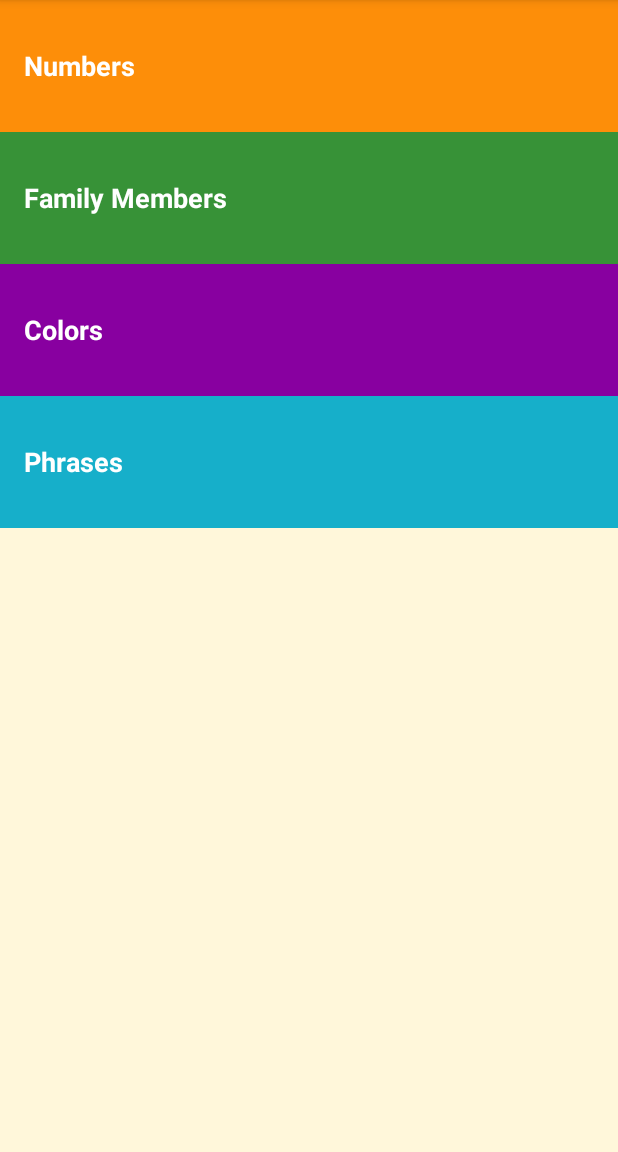
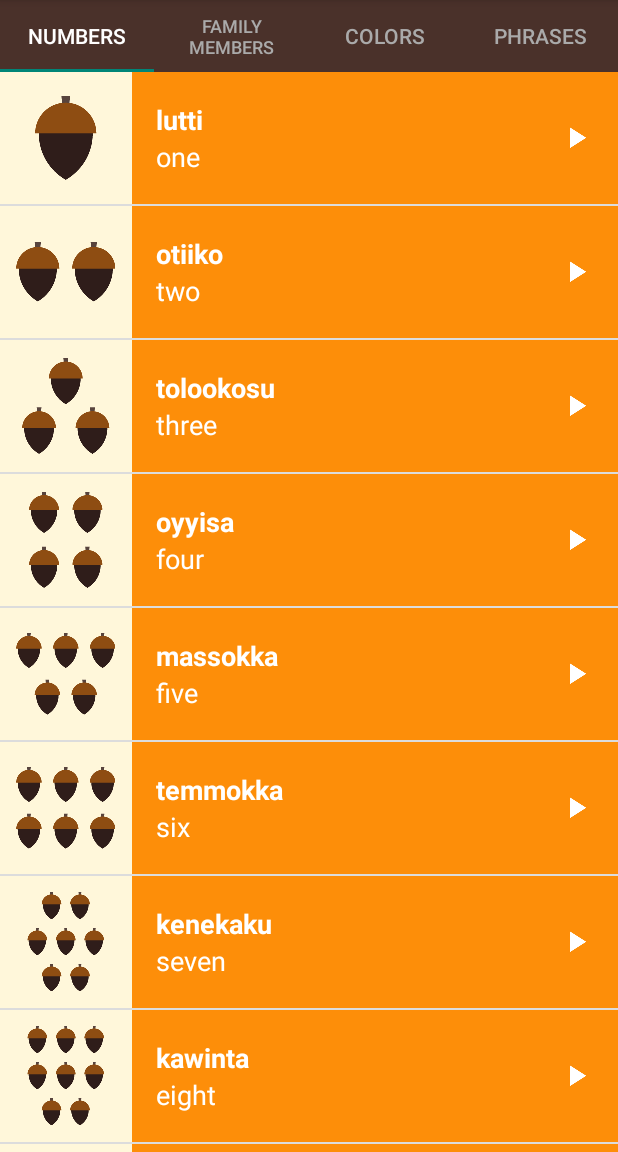
Before and after one commit to christos-christidis/udacity.basics.Miwok, an Android app: the screen it shows after launch (MainActivity), on a phone screen of 412 x 824 dp, the part 84-1236 px from its top. Run offline under Robolectric (Android 15) with nearby library versions, the phone set to English and light mode, and no system bars.

Commit message:
Fragments & ViewPager

```diff
--- a/app/src/main/java/com/udacity/miwok/PhrasesActivity.java
+++ b/app/src/main/java/com/udacity/miwok/FamilyFragment.java
@@ -1,16 +1,20 @@
 package com.udacity.miwok;
 
+import android.content.Context;
 import android.media.AudioManager;
 import android.media.MediaPlayer;
-import android.support.v7.app.AppCompatActivity;
 import android.os.Bundle;
+import android.support.annotation.NonNull;
+import android.support.v4.app.Fragment;
+import android.view.LayoutInflater;
 import android.view.View;
+import android.view.ViewGroup;
 import android.widget.AdapterView;
 import android.widget.ListView;
 
 import java.util.ArrayList;
 
-public class PhrasesActivity extends AppCompatActivity {
+public class FamilyFragment extends Fragment {
 
     private MediaPlayer mMediaPlayer;
     private AudioManager mAudioManager;
@@ -41,28 +45,34 @@ public class PhrasesActivity extends AppCompatActivity {
         }
     };
 
+    public FamilyFragment() {
+        // Required empty public constructor
+    }
+
     @Override
-    protected void onCreate(Bundle savedInstanceState) {
-        super.onCreate(savedInstanceState);
-        setContentView(R.layout.word_list);
+    public View onCreateView(@NonNull LayoutInflater inflater, ViewGroup container,
+                             Bundle savedInstanceState) {
+        View rootView = inflater.inflate(R.layout.word_list, container, false);
 
-        mAudioManager = (AudioManager) getSystemService(AUDIO_SERVICE);
+        assert getActivity() != null;
+
+        mAudioManager = (AudioManager) getActivity().getSystemService(Context.AUDIO_SERVICE);
 
         final ArrayList<Word> words = new ArrayList<>();
-        words.add(new Word("Where are you going?", "minto wuksus", R.raw.phrase_where_are_you_going));
-        words.add(new Word("What is your name?", "tinne oyaase'ne", R.raw.phrase_what_is_your_name));
-        words.add(new Word("My name is...", "oyaaset...", R.raw.phrase_my_name_is));
-        words.add(new Word("How are you feeling?", "michekses?", R.raw.phrase_how_are_you_feeling));
-        words.add(new Word("I'm feeling good.", "kuchi achit", R.raw.phrase_im_feeling_good));
-        words.add(new Word("Are you coming?", "eenes'aa", R.raw.phrase_are_you_coming));
-        words.add(new Word("Yes, I'm coming.", "hee'eenem", R.raw.phrase_yes_im_coming));
-        words.add(new Word("I'm coming.", "eenem", R.raw.phrase_im_coming));
-        words.add(new Word("Let's go.", "yoowutis", R.raw.phrase_lets_go));
-        words.add(new Word("Come here.", "anni'nem", R.raw.phrase_come_here));
+        words.add(new Word("father", "әpә", R.drawable.family_father, R.raw.family_father));
+        words.add(new Word("mother", "әta", R.drawable.family_mother, R.raw.family_mother));
+        words.add(new Word("son", "angsi", R.drawable.family_son, R.raw.family_son));
+        words.add(new Word("daughter", "tune", R.drawable.family_daughter, R.raw.family_daughter));
+        words.add(new Word("older brother", "taachi", R.drawable.family_older_brother, R.raw.family_older_brother));
+        words.add(new Word("younger brother", "chalitti", R.drawable.family_younger_brother, R.raw.family_younger_brother));
+        words.add(new Word("older sister", "tete", R.drawable.family_older_sister, R.raw.family_older_sister));
+        words.add(new Word("younger sister", "kolliti", R.drawable.family_younger_sister, R.raw.family_younger_sister));
+        words.add(new Word("grandmother", "ama", R.drawable.family_grandmother, R.raw.family_grandmother));
+        words.add(new Word("grandfather", "paapa", R.drawable.family_grandfather, R.raw.family_grandfather));
 
-        WordAdapter adapter = new WordAdapter(this, words, R.color.category_phrases);
+        WordAdapter adapter = new WordAdapter(getActivity(), words, R.color.category_family);
 
-        ListView listView = findViewById(R.id.list);
+        ListView listView = rootView.findViewById(R.id.list);
         listView.setAdapter(adapter);
 
         listView.setOnItemClickListener(new AdapterView.OnItemClickListener() {
@@ -74,16 +84,18 @@ public class PhrasesActivity extends AppCompatActivity {
 
                 int result = mAudioManager.requestAudioFocus(mAudioFocusChangeListener, AudioManager.STREAM_MUSIC, AudioManager.AUDIOFOCUS_GAIN_TRANSIENT);
                 if (result == AudioManager.AUDIOFOCUS_REQUEST_GRANTED) {
-                    mMediaPlayer = MediaPlayer.create(PhrasesActivity.this, word.getAudioResourceId());
+                    mMediaPlayer = MediaPlayer.create(getActivity(), word.getAudioResourceId());
                     mMediaPlayer.start();
                     mMediaPlayer.setOnCompletionListener(mCompletionListener);
                 }
             }
         });
+
+        return rootView;
     }
 
     @Override
-    protected void onStop() {
+    public void onStop() {
         super.onStop();
         releaseMediaPlayer();
     }
--- a/app/src/main/java/com/udacity/miwok/MainActivity.java
+++ b/app/src/main/java/com/udacity/miwok/MainActivity.java
@@ -1,11 +1,9 @@
 package com.udacity.miwok;
 
-import android.content.Intent;
 import android.os.Bundle;
+import android.support.design.widget.TabLayout;
+import android.support.v4.view.ViewPager;
 import android.support.v7.app.AppCompatActivity;
-import android.view.View;
-import android.view.View.OnClickListener;
-import android.widget.TextView;
 
 public class MainActivity extends AppCompatActivity {
 
@@ -14,40 +12,13 @@ public class MainActivity extends AppCompatActivity {
         super.onCreate(savedInstanceState);
         setContentView(R.layout.activity_main);
 
-        TextView numbers = findViewById(R.id.numbers);
-        numbers.setOnClickListener(new OnClickListener() {
-            @Override
-            public void onClick(View view) {
-                Intent numbersIntent = new Intent(MainActivity.this, NumbersActivity.class);
-                startActivity(numbersIntent);
-            }
-        });
+        SimpleFragmentPagerAdapter pagerAdapter =
+                new SimpleFragmentPagerAdapter(getSupportFragmentManager(), this);
 
-        TextView family = findViewById(R.id.family);
-        family.setOnClickListener(new OnClickListener() {
-            @Override
-            public void onClick(View view) {
-                Intent familyIntent = new Intent(MainActivity.this, FamilyActivity.class);
-                startActivity(familyIntent);
-            }
-        });
+        ViewPager viewPager = findViewById(R.id.view_pager);
+        viewPager.setAdapter(pagerAdapter);
 
-        TextView colors = findViewById(R.id.colors);
-        colors.setOnClickListener(new OnClickListener() {
-            @Override
-            public void onClick(View view) {
-                Intent colorsIntent = new Intent(MainActivity.this, ColorsActivity.class);
-                startActivity(colorsIntent);
-            }
-        });
-
-        TextView phrases = findViewById(R.id.phrases);
-        phrases.setOnClickListener(new OnClickListener() {
-            @Override
-            public void onClick(View view) {
-                Intent phrasesIntent = new Intent(MainActivity.this, PhrasesActivity.class);
-                startActivity(phrasesIntent);
-            }
-        });
+        TabLayout tabs = findViewById(R.id.tabs);
+        tabs.setupWithViewPager(viewPager);
     }
 }
--- a/app/src/main/java/com/udacity/miwok/FamilyActivity.java
+++ b/app/src/main/java/com/udacity/miwok/NumbersFragment.java
@@ -1,16 +1,20 @@
 package com.udacity.miwok;
 
+import android.content.Context;
 import android.media.AudioManager;
 import android.media.MediaPlayer;
-import android.support.v7.app.AppCompatActivity;
 import android.os.Bundle;
+import android.support.annotation.NonNull;
+import android.support.v4.app.Fragment;
+import android.view.LayoutInflater;
 import android.view.View;
+import android.view.ViewGroup;
 import android.widget.AdapterView;
 import android.widget.ListView;
 
 import java.util.ArrayList;
 
-public class FamilyActivity extends AppCompatActivity {
+public class NumbersFragment extends Fragment {
 
     private MediaPlayer mMediaPlayer;
     private AudioManager mAudioManager;
@@ -41,28 +45,34 @@ public class FamilyActivity extends AppCompatActivity {
         }
     };
 
+    public NumbersFragment() {
+        // Required empty public constructor
+    }
+
     @Override
-    protected void onCreate(Bundle savedInstanceState) {
-        super.onCreate(savedInstanceState);
-        setContentView(R.layout.word_list);
+    public View onCreateView(@NonNull LayoutInflater inflater, ViewGroup container,
+                             Bundle savedInstanceState) {
+        View rootView = inflater.inflate(R.layout.word_list, container, false);
 
-        mAudioManager = (AudioManager) getSystemService(AUDIO_SERVICE);
+        assert getActivity() != null;
 
-        final ArrayList<Word> words = new ArrayList<>();
-        words.add(new Word("father", "әpә", R.drawable.family_father, R.raw.family_father));
-        words.add(new Word("mother", "әta", R.drawable.family_mother, R.raw.family_mother));
-        words.add(new Word("son", "angsi", R.drawable.family_son, R.raw.family_son));
-        words.add(new Word("daughter", "tune", R.drawable.family_daughter, R.raw.family_daughter));
-        words.add(new Word("older brother", "taachi", R.drawable.family_older_brother, R.raw.family_older_brother));
-        words.add(new Word("younger brother", "chalitti", R.drawable.family_younger_brother, R.raw.family_younger_brother));
-        words.add(new Word("older sister", "tete", R.drawable.family_older_sister, R.raw.family_older_sister));
-        words.add(new Word("younger sister", "kolliti", R.drawable.family_younger_sister, R.raw.family_younger_sister));
-        words.add(new Word("grandmother", "ama", R.drawable.family_grandmother, R.raw.family_grandmother));
-        words.add(new Word("grandfather", "paapa", R.drawable.family_grandfather, R.raw.family_grandfather));
+        mAudioManager = (AudioManager) getActivity().getSystemService(Context.AUDIO_SERVICE);
 
-        WordAdapter adapter = new WordAdapter(this, words, R.color.category_family);
+        final ArrayList<Word> words = new ArrayList<>(10);
+        words.add(new Word("one", "lutti", R.drawable.number_one, R.raw.number_one));
+        words.add(new Word("two", "otiiko", R.drawable.number_two, R.raw.number_two));
+        words.add(new Word("three", "tolookosu", R.drawable.number_three, R.raw.number_three));
+        words.add(new Word("four", "oyyisa", R.drawable.number_four, R.raw.number_four));
+        words.add(new Word("five", "massokka", R.drawable.number_five, R.raw.number_five));
+        words.add(new Word("six", "temmokka", R.drawable.number_six, R.raw.number_six));
+        words.add(new Word("seven", "kenekaku", R.drawable.number_seven, R.raw.number_seven));
+        words.add(new Word("eight", "kawinta", R.drawable.number_eight, R.raw.number_eight));
+        words.add(new Word("nine", "wo'e", R.drawable.number_nine, R.raw.number_nine));
+        words.add(new Word("ten", "na'aacha", R.drawable.number_ten, R.raw.number_ten));
 
-        ListView listView = findViewById(R.id.list);
+        final WordAdapter adapter = new WordAdapter(getActivity(), words, R.color.category_numbers);
+
+        ListView listView = rootView.findViewById(R.id.list);
         listView.setAdapter(adapter);
 
         listView.setOnItemClickListener(new AdapterView.OnItemClickListener() {
@@ -74,16 +84,18 @@ public class FamilyActivity extends AppCompatActivity {
 
                 int result = mAudioManager.requestAudioFocus(mAudioFocusChangeListener, AudioManager.STREAM_MUSIC, AudioManager.AUDIOFOCUS_GAIN_TRANSIENT);
                 if (result == AudioManager.AUDIOFOCUS_REQUEST_GRANTED) {
-                    mMediaPlayer = MediaPlayer.create(FamilyActivity.this, word.getAudioResourceId());
+                    mMediaPlayer = MediaPlayer.create(getActivity(), word.getAudioResourceId());
                     mMediaPlayer.start();
                     mMediaPlayer.setOnCompletionListener(mCompletionListener);
                 }
             }
         });
+
+        return rootView;
     }
 
     @Override
-    protected void onStop() {
+    public void onStop() {
         super.onStop();
         releaseMediaPlayer();
     }
--- /dev/null
+++ b/app/src/main/java/com/udacity/miwok/SimpleFragmentPagerAdapter.java
@@ -0,0 +1,55 @@
+package com.udacity.miwok;
+
+import android.content.Context;
+import android.support.annotation.Nullable;
+import android.support.v4.app.Fragment;
+import android.support.v4.app.FragmentManager;
+import android.support.v4.app.FragmentPagerAdapter;
+
+class SimpleFragmentPagerAdapter extends FragmentPagerAdapter {
+
+    private final Context mContext;
+
+    SimpleFragmentPagerAdapter(FragmentManager fm, Context context) {
+        super(fm);
+        mContext = context;
+    }
+
+    @Override
+    public Fragment getItem(int position) {
+        switch (position) {
+            case 0:
+                return new NumbersFragment();
+            case 1:
+                return new FamilyFragment();
+            case 2:
+                return new ColorsFragment();
+            case 3:
+                return new PhrasesFragment();
+            default:
+                throw new IllegalArgumentException("ViewPager has only 4 fragments");
+        }
+    }
+
+    @Override
+    public int getCount() {
+        return 4;
+    }
+
+    @Nullable
+    @Override
+    public CharSequence getPageTitle(int position) {
+        switch (position) {
+            case 0:
+                return mContext.getString(R.string.category_numbers);
+            case 1:
+                return mContext.getString(R.string.category_family);
+            case 2:
+                return mContext.getString(R.string.category_colors);
+            case 3:
+                return mContext.getString(R.string.category_phrases);
+            default:
+                throw new IllegalArgumentException("TabLayout has only 4 tabs");
+        }
+    }
+}
--- a/app/src/main/res/layout/activity_main.xml
+++ b/app/src/main/res/layout/activity_main.xml
@@ -1,57 +1,21 @@
 <?xml version="1.0" encoding="utf-8"?>
 <LinearLayout xmlns:android="http://schemas.android.com/apk/res/android"
-    xmlns:tools="http://schemas.android.com/tools"
+    xmlns:app="http://schemas.android.com/apk/res-auto"
     android:layout_width="match_parent"
     android:layout_height="match_parent"
-    android:background="@color/tan_background"
-    android:orientation="vertical"
-    tools:context=".MainActivity">
+    android:orientation="vertical">
 
-    <FrameLayout
+    <android.support.design.widget.TabLayout
+        android:id="@+id/tabs"
         android:layout_width="match_parent"
         android:layout_height="wrap_content"
-        android:background="@color/category_numbers">
+        android:background="@color/primary_color"
+        app:tabSelectedTextColor="@android:color/white"
+        app:tabTextColor="@android:color/darker_gray" />
 
-        <TextView
-            android:id="@+id/numbers"
-            style="@style/CategoryStyle"
-            android:background="?android:selectableItemBackground"
-            android:text="@string/category_numbers" />
-    </FrameLayout>
-
-    <FrameLayout
+    <android.support.v4.view.ViewPager
+        android:id="@+id/view_pager"
         android:layout_width="match_parent"
-        android:layout_height="wrap_content"
-        android:background="@color/category_family">
-
-        <TextView
-            android:id="@+id/family"
-            style="@style/CategoryStyle"
-            android:background="?android:selectableItemBackground"
-            android:text="@string/category_family" />
-    </FrameLayout>
-
-    <FrameLayout
-        android:layout_width="match_parent"
-        android:layout_height="wrap_content"
-        android:background="@color/category_colors">
-
-        <TextView
-            android:id="@+id/colors"
-            style="@style/CategoryStyle"
-            android:background="?android:selectableItemBackground"
-            android:text="@string/category_colors" />
-    </FrameLayout>
-
-    <FrameLayout
-        android:layout_width="match_parent"
-        android:layout_height="wrap_content"
-        android:background="@color/category_phrases">
-
-        <TextView
-            android:id="@+id/phrases"
-            style="@style/CategoryStyle"
-            android:background="?android:selectableItemBackground"
-            android:text="@string/category_phrases" />
-    </FrameLayout>
+        android:layout_height="0dp"
+        android:layout_weight="1" />
 </LinearLayout>
--- a/app/src/main/res/values-w820dp/dimens.xml
+++ /dev/null
@@ -1,6 +0,0 @@
-<resources>
-    <!-- Example customization of dimensions originally defined in res/values/dimens.xml
-         (such as screen margins) for screens with more than 820dp of available width. This
-         would include 7" and 10" devices in landscape (~960dp and ~1280dp respectively). -->
-    <dimen name="activity_horizontal_margin">64dp</dimen>
-</resources>
--- a/app/src/main/res/values/dimens.xml
+++ b/app/src/main/res/values/dimens.xml
@@ -1,8 +1,5 @@
 <resources>
     <!-- Height of each list item -->
     <dimen name="list_item_height">88dp</dimen>
-    <!-- Default screen margins, per the Android Design guidelines. -->
-    <dimen name="activity_horizontal_margin">16dp</dimen>
-    <dimen name="activity_vertical_margin">16dp</dimen>
     <dimen name="play_button_size">24dp</dimen>
 </resources>
--- a/app/src/main/res/values/styles.xml
+++ b/app/src/main/res/values/styles.xml
@@ -4,17 +4,6 @@
     <style name="AppTheme" parent="Theme.AppCompat.Light.DarkActionBar">
         <item name="colorPrimary">@color/primary_color</item>
         <item name="colorPrimaryDark">@color/primary_dark_color</item>
-    </style>
-
-    <!-- Style for a category of vocabulary words -->
-    <style name="CategoryStyle">
-        <item name="android:layout_width">match_parent</item>
-        <item name="android:layout_height">@dimen/list_item_height</item>
-        <item name="android:gravity">center_vertical</item>
-        <item name="android:padding">16dp</item>
-        <item name="android:textColor">@android:color/white</item>
-        <item name="android:textStyle">bold</item>
-        <item name="android:textSize">18sp</item>
     </style>
 
     <style name="WordStyle">
```
Also changed, not shown: app/src/main/AndroidManifest.xml (+0 -20 lines), app/src/main/java/com/udacity/miwok/ColorsFragment.java (renamed from app/src/main/java/com/udacity/miwok/NumbersActivity.java, +32 -21 lines), app/src/main/java/com/udacity/miwok/PhrasesFragment.java (renamed from app/src/main/java/com/udacity/miwok/ColorsActivity.java, +32 -18 lines), 1 other file.
